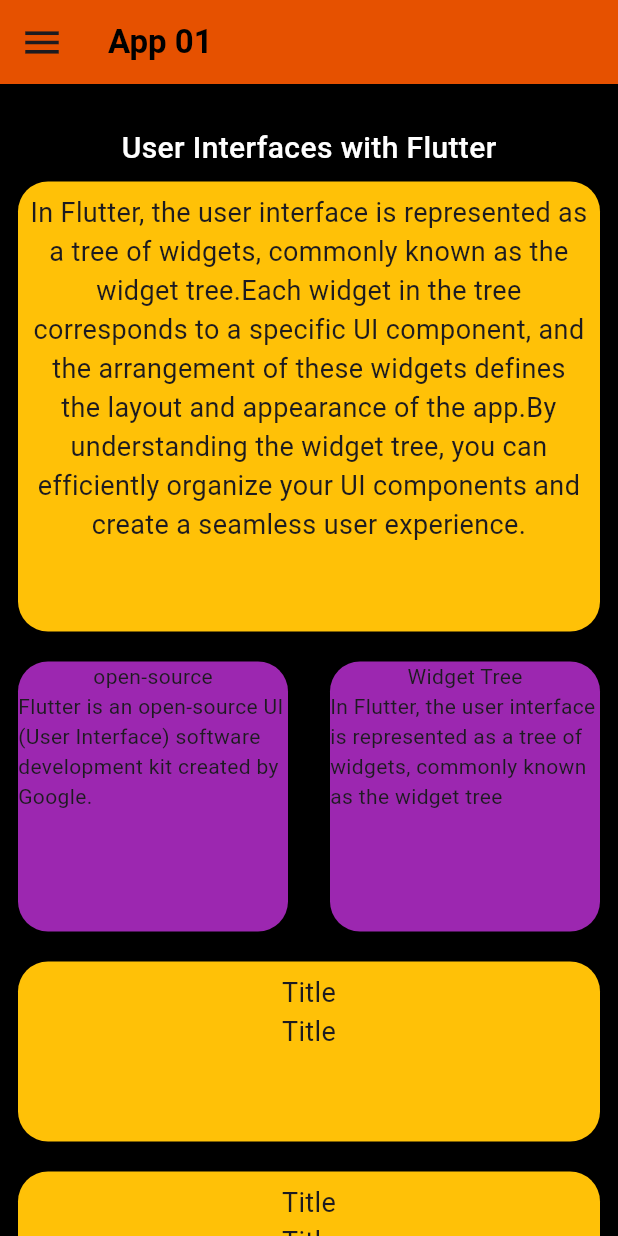
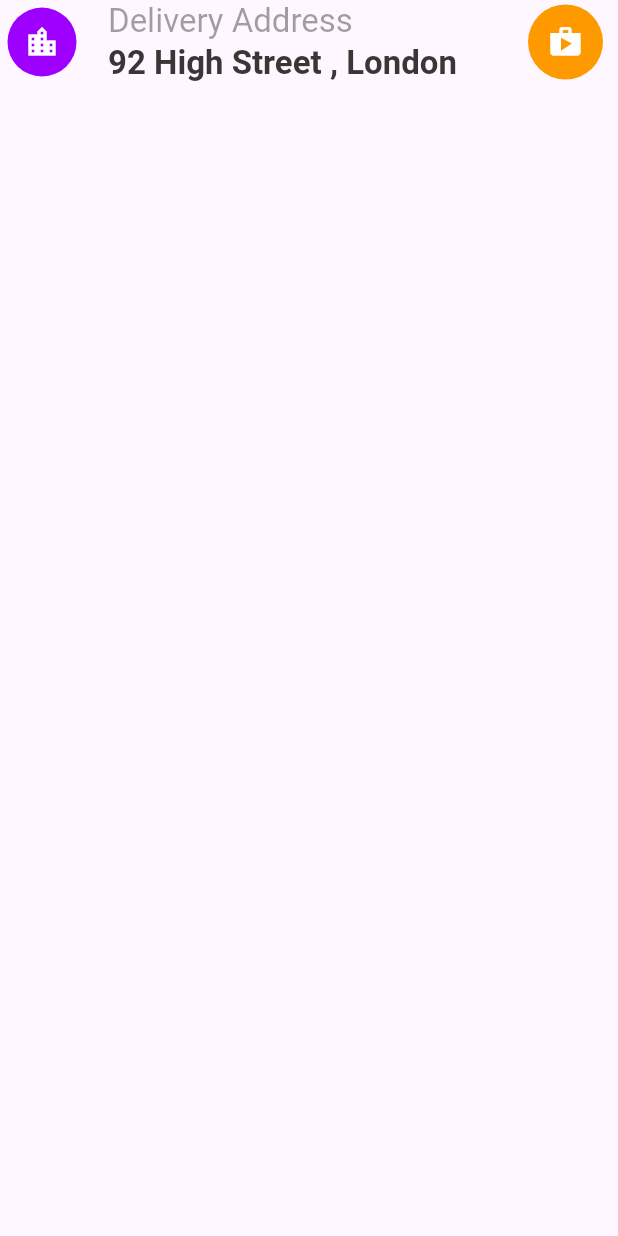
Before and after one commit to Ramesh-Kaushika/flutter_fund, a Flutter app: the screen it shows after launch, on a phone screen of 412 x 824 dp. Run offline on Flutter 3.47's test engine with Material 3 defaults, Android fonts, the light colour scheme and no system bars.

Commit message:
don app bar create files

```diff
--- a/lib/main.dart
+++ b/lib/main.dart
@@ -617,8 +617,28 @@
 //   }
 // }
 
+// import 'package:flutter/material.dart';
+// import 'package:my_firstapp/pages/home_page.dart';
+
+// void main() {
+//   runApp(const MyApp());
+// }
+
+// class MyApp extends StatelessWidget {
+//   const MyApp({super.key});
+
+//   @override
+//   Widget build(BuildContext context) {
+//     return const MaterialApp(
+//       title: "App 01",
+//       debugShowCheckedModeBanner: false,
+//       home: HomePageWid()
+//     );
+//   }
+// }
+
 import 'package:flutter/material.dart';
-import 'package:my_firstapp/pages/home_page.dart';
+import 'package:my_firstapp/pages/home_page2.dart';
 
 void main() {
   runApp(const MyApp());
@@ -630,9 +650,9 @@ class MyApp extends StatelessWidget {
   @override
   Widget build(BuildContext context) {
     return const MaterialApp(
-      title: "App 01",
       debugShowCheckedModeBanner: false,
-      home: HomePageWid()
+      title: "App 02",
+      home: AppBarWid()
     );
   }
 }
--- /dev/null
+++ b/lib/pages/home_page2.dart
@@ -0,0 +1,17 @@
+import 'package:flutter/material.dart';
+import 'package:my_firstapp/widgets/app_bar_wid.dart';
+
+class AppBarWid extends StatelessWidget {
+  const AppBarWid({super.key});
+
+  @override
+  Widget build(BuildContext context) {
+    return Scaffold(
+      appBar: AppBar(
+        leading: appBarLeadingWid,
+        title: appBarTitleWid,
+        actions: appBarActions,
+      ),
+    );
+  }
+}
--- /dev/null
+++ b/lib/widgets/app_bar_wid.dart
@@ -0,0 +1,55 @@
+import 'package:flutter/material.dart';
+
+Widget appBarLeadingWid = Padding(
+          padding: const EdgeInsets.all(5.0),
+          child: Container(
+            height: 30,
+            width: 30,
+            decoration: BoxDecoration(
+              color: const Color(0xff9E00FF),
+              borderRadius: BorderRadius.circular(100),
+            ),
+            child: const Icon(
+              Icons.location_city,
+              color: Color(0xffFFFFFF),
+            ),
+          ),
+        );
+
+        Widget appBarTitleWid = SizedBox(
+          width: double.infinity,
+          child: Column(
+            crossAxisAlignment: CrossAxisAlignment.start,
+            children: [
+              Text(
+                "Delivery Address",
+                style: TextStyle(
+                  color: const Color(0xff3B3636).withOpacity(0.47),
+                ),
+              ),
+              const Text(
+                "92 High Street , London",
+                style: TextStyle(
+                    color: Color(0xff3B3636), fontWeight: FontWeight.w700),
+              ),
+            ],
+          ),
+        );
+
+        List<Widget>? appBarActions = [
+          Padding(
+            padding: const EdgeInsets.symmetric(horizontal: 10),
+            child: Container(
+              height: 50,
+              width: 50,
+              decoration: BoxDecoration(
+                color: const Color(0xffFF9900),
+                borderRadius: BorderRadius.circular(100),
+              ),
+              child: const Icon(
+                Icons.shop,
+                color: Color(0xffFFFFFF),
+              ),
+            ),
+          )
+        ];
```
